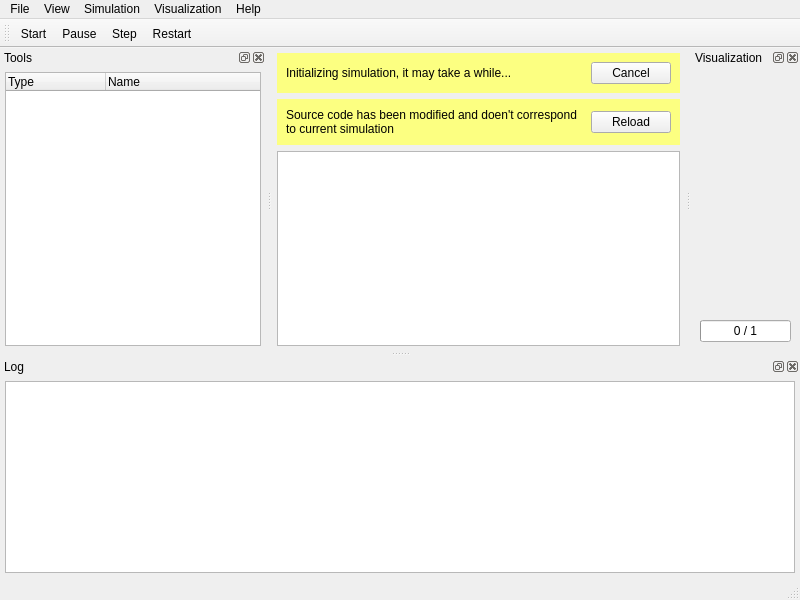
First picture: the form in app/gui/MainWindow.ui, repository GeorgievLab/CeCe, before the edit.
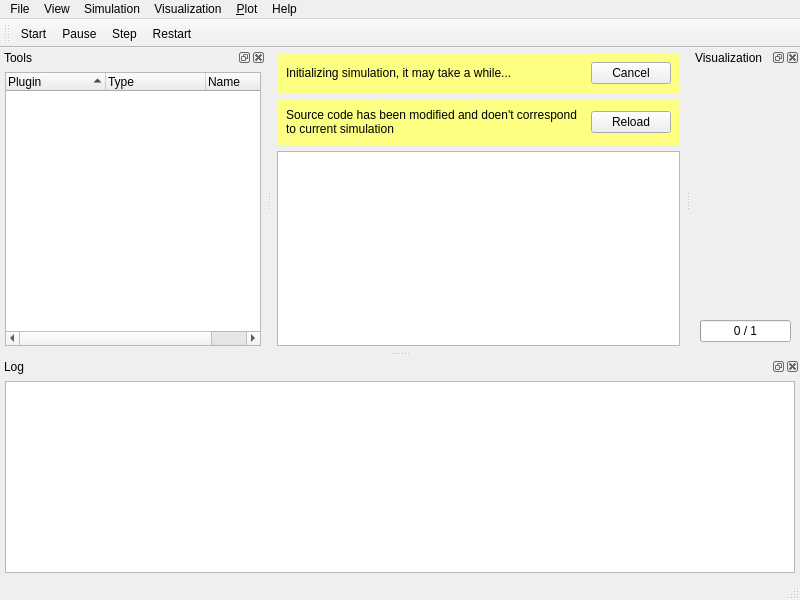
Second picture: the form after the edit. Icons and pictures are not drawn. Custom widgets are drawn as their Qt base class.

Commit message: Updated GUI app to current version.

```diff
--- a/app/gui/MainWindow.ui
+++ b/app/gui/MainWindow.ui
@@ -117,7 +117,7 @@
      <x>0</x>
      <y>0</y>
      <width>800</width>
-     <height>27</height>
+     <height>20</height>
     </rect>
    </property>
    <widget class="QMenu" name="menuFile">
@@ -168,10 +168,17 @@
     <addaction name="actionScreenshot"/>
     <addaction name="separator"/>
    </widget>
+   <widget class="QMenu" name="menu_Plot">
+    <property name="title">
+     <string>&amp;Plot</string>
+    </property>
+    <addaction name="actionPlotCreate"/>
+   </widget>
    <addaction name="menuFile"/>
    <addaction name="menuView"/>
    <addaction name="menuSimulation"/>
    <addaction name="menuVisualization"/>
+   <addaction name="menu_Plot"/>
    <addaction name="menuAbout"/>
   </widget>
   <widget class="QStatusBar" name="statusbar"/>
@@ -256,9 +263,20 @@
      </property>
      <item>
       <widget class="QTreeWidget" name="treeWidgetTools">
+       <property name="sortingEnabled">
+        <bool>true</bool>
+       </property>
+       <attribute name="headerShowSortIndicator" stdset="0">
+        <bool>true</bool>
+       </attribute>
        <attribute name="headerStretchLastSection">
         <bool>true</bool>
        </attribute>
+       <column>
+        <property name="text">
+         <string>Plugin</string>
+        </property>
+       </column>
        <column>
         <property name="text">
          <string>Type</string>
```
Left out of the diff: 413 changed lines with no effect on the pictures. The commit also changes 6 other files.
